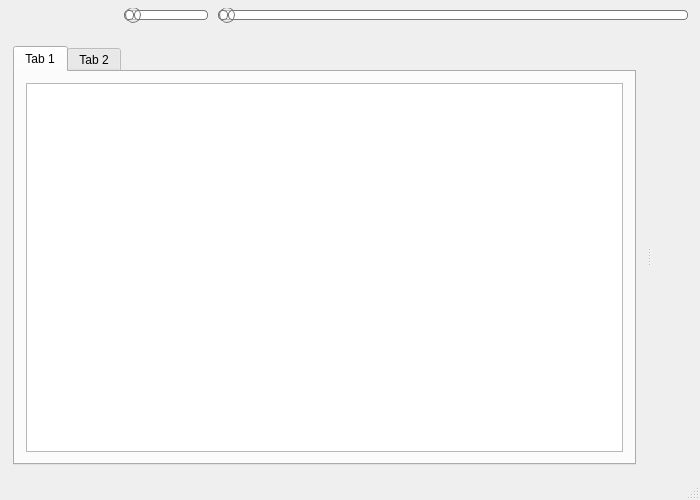
Old version of the form qt/qmous/MainWindow.ui in the repository bsdelf/mous.
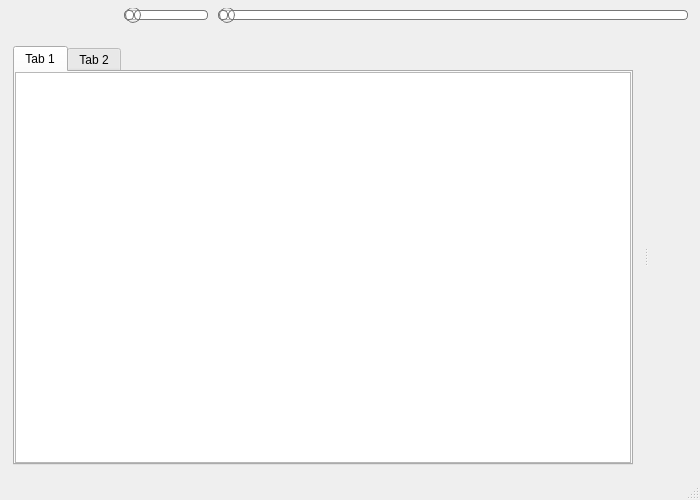
New version of the form. Icons and pictures are not drawn.

What changed in the file:
```diff
--- a/qt/qmous/MainWindow.ui
+++ b/qt/qmous/MainWindow.ui
@@ -351,6 +351,9 @@
             <string>Tab 1</string>
            </attribute>
            <layout class="QVBoxLayout" name="verticalLayout">
+            <property name="margin">
+             <number>0</number>
+            </property>
             <item>
              <widget class="QTreeView" name="treeView">
               <property name="alternatingRowColors">
```
Left out of the diff: 10 changed lines with no effect on the pictures.
